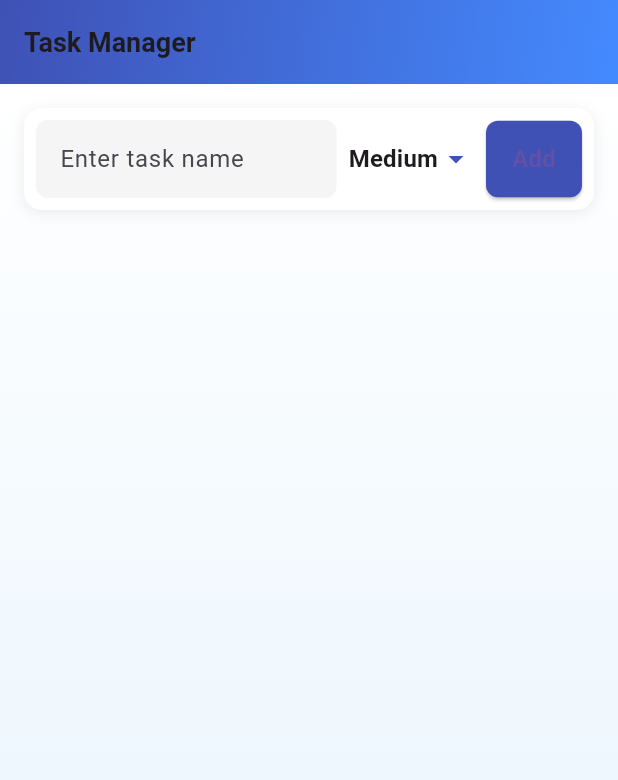
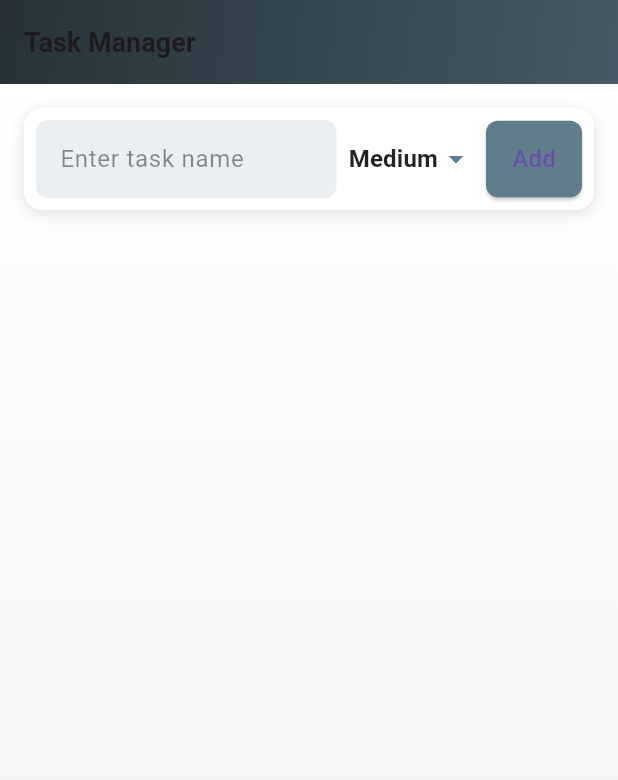
Before and after one commit to mahendrak070/TaskManagerApp, a Flutter app: the screen it shows after launch, on a phone screen of 412 x 824 dp. Shown: the top 780 px of the screen. Run offline on Flutter 3.47's test engine with Material 3 defaults, Android fonts, the phone set to English and light mode, and no system bars.

Commit message:
Improved the widgets

```diff
--- a/lib/main.dart
+++ b/lib/main.dart
@@ -19,10 +19,12 @@ class TaskApp extends StatelessWidget {
       title: 'Task Manager',
       debugShowCheckedModeBanner: false,
       theme: ThemeData(
-        primarySwatch: Colors.indigo,
+        primarySwatch: Colors.blueGrey,
+        scaffoldBackgroundColor: Colors.white,
+        // Updated textTheme keys to new Material 3 naming conventions.
         textTheme: TextTheme(
-          titleLarge: TextStyle(fontSize: 18.0, fontWeight: FontWeight.bold),
-          bodyMedium: TextStyle(fontSize: 16.0),
+          titleLarge: TextStyle(fontSize: 18.0, fontWeight: FontWeight.bold, color: Colors.black87),
+          bodyMedium: TextStyle(fontSize: 16.0, color: Colors.black87),
         ),
       ),
       home: TaskListScreen(),
@@ -85,7 +87,7 @@ class _TaskListScreenState extends State<TaskListScreen> {
     final task = tasks[index];
     return Card(
       margin: EdgeInsets.symmetric(horizontal: 12, vertical: 6),
-      elevation: 4,
+      elevation: 3,
       shape: RoundedRectangleBorder(
         borderRadius: BorderRadius.circular(12),
       ),
@@ -93,16 +95,17 @@ class _TaskListScreenState extends State<TaskListScreen> {
         leading: Checkbox(
           value: task.isCompleted,
           onChanged: (value) => toggleTask(index, value),
-          activeColor: Colors.indigo,
+          activeColor: Colors.blueGrey,
         ),
         title: Text(
           task.name,
           style: TextStyle(
+            color: task.isCompleted ? Colors.black45 : Colors.black87,
             decoration: task.isCompleted ? TextDecoration.lineThrough : null,
             fontWeight: FontWeight.w600,
           ),
         ),
-        subtitle: Text("Priority: ${task.priority}"),
+        subtitle: Text("Priority: ${task.priority}", style: TextStyle(color: Colors.black54)),
         trailing: IconButton(
           icon: Icon(Icons.delete, color: Colors.redAccent),
           onPressed: () => deleteTask(index),
@@ -119,7 +122,7 @@ class _TaskListScreenState extends State<TaskListScreen> {
         flexibleSpace: Container(
           decoration: BoxDecoration(
             gradient: LinearGradient(
-              colors: [Colors.indigo, Colors.blueAccent],
+              colors: [Colors.blueGrey.shade900, Colors.blueGrey.shade700],
               begin: Alignment.topLeft,
               end: Alignment.bottomRight,
             ),
@@ -129,7 +132,7 @@ class _TaskListScreenState extends State<TaskListScreen> {
       body: Container(
         decoration: BoxDecoration(
           gradient: LinearGradient(
-            colors: [Colors.white, Colors.blue[50]!],
+            colors: [Colors.white, Colors.blueGrey.shade50],
             begin: Alignment.topCenter,
             end: Alignment.bottomCenter,
           ),
@@ -145,7 +148,7 @@ class _TaskListScreenState extends State<TaskListScreen> {
                 borderRadius: BorderRadius.circular(12),
                 boxShadow: [
                   BoxShadow(
-                    color: Colors.grey.withOpacity(0.2),
+                    color: Colors.black12,
                     blurRadius: 8,
                     offset: Offset(0, 2),
                   ),
@@ -156,14 +159,16 @@ class _TaskListScreenState extends State<TaskListScreen> {
                   Expanded(
                     child: TextField(
                       controller: taskController,
+                      style: TextStyle(color: Colors.black87),
                       decoration: InputDecoration(
                         hintText: 'Enter task name',
+                        hintStyle: TextStyle(color: Colors.black45),
                         border: OutlineInputBorder(
                           borderRadius: BorderRadius.circular(8.0),
                           borderSide: BorderSide.none,
                         ),
                         filled: true,
-                        fillColor: Colors.grey[100],
+                        fillColor: Colors.blueGrey.shade50,
                         contentPadding: EdgeInsets.symmetric(horizontal: 12, vertical: 14),
                       ),
                     ),
@@ -172,11 +177,11 @@ class _TaskListScreenState extends State<TaskListScreen> {
                   DropdownButton<String>(
                     value: selectedPriority,
                     underline: Container(),
-                    icon: Icon(Icons.arrow_drop_down, color: Colors.indigo),
+                    icon: Icon(Icons.arrow_drop_down, color: Colors.blueGrey),
                     items: ['Low', 'Medium', 'High'].map((priority) {
                       return DropdownMenuItem(
                         value: priority,
-                        child: Text(priority, style: TextStyle(fontWeight: FontWeight.bold)),
+                        child: Text(priority, style: TextStyle(fontWeight: FontWeight.bold, color: Colors.black87)),
                       );
                     }).toList(),
                     onChanged: (value) {
@@ -191,7 +196,7 @@ class _TaskListScreenState extends State<TaskListScreen> {
                   ElevatedButton(
                     onPressed: addTask,
                     style: ElevatedButton.styleFrom(
-                      backgroundColor: Colors.indigo,
+                      backgroundColor: Colors.blueGrey,
                       shape: RoundedRectangleBorder(
                         borderRadius: BorderRadius.circular(8.0),
                       ),
@@ -221,10 +226,11 @@ class _TaskListScreenState extends State<TaskListScreen> {
   }
 }
 
-/// Custom scroll behavior for a smoother scroll effect.
+/// Custom scroll behavior for a smoother scroll effect using the new buildOverscrollIndicator.
 class BouncingScrollBehavior extends ScrollBehavior {
   @override
-  Widget buildViewportChrome(BuildContext context, Widget child, AxisDirection axisDirection) {
+  Widget buildOverscrollIndicator(BuildContext context, Widget child, ScrollableDetails details) {
+    // Returning child without any overscroll indicator.
     return child;
   }
 }
```
